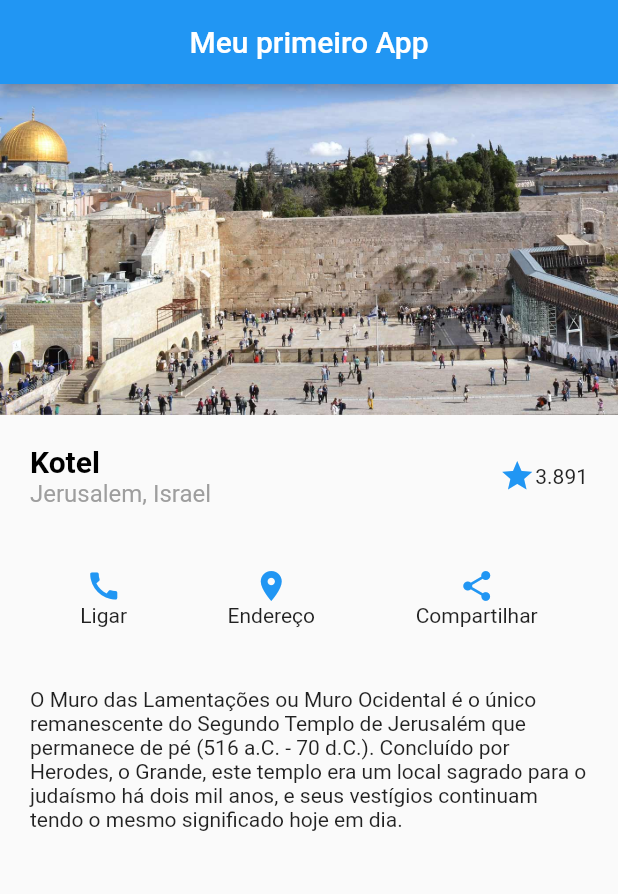
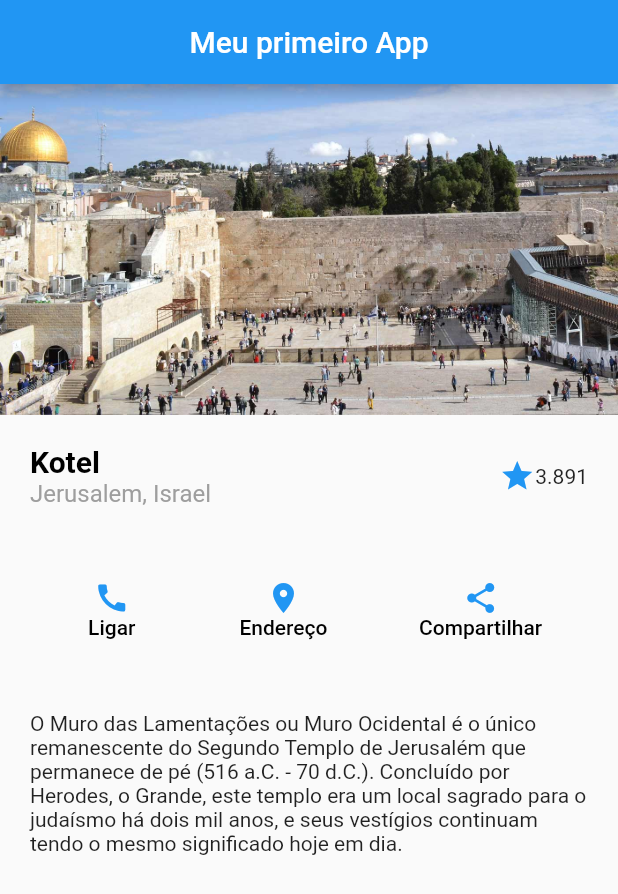
Before and after one commit to FelipeSaadi/flutter-first-project, a Flutter app: the screen it shows after launch, on a phone screen of 412 x 824 dp. Shown: the top 894 px of the screen. Run offline on Flutter 3.47's test engine with Material 2 defaults, Android fonts, the phone set to English and light mode, and no system bars.

Commit message:
feat: change icons with text to buttons

```diff
--- a/lib/main.dart
+++ b/lib/main.dart
@@ -66,35 +66,53 @@ class App extends StatelessWidget {
             ),
             Container(
               margin: const EdgeInsets.all(20),
-              child: const Row(
+              child: Row(
                 mainAxisAlignment: MainAxisAlignment.spaceAround,
                 children: [
-                  Column(
+                  TextButton(
+                    onPressed: () => "Ligar",
+                    child: const Column(
                       children: [
                         Icon(
                           Icons.call,
                           color: Colors.blue,
                         ),
-                      Text("Ligar"),
+                        Text(
+                          "Ligar",
+                          style: TextStyle(color: Colors.black),
+                        ),
                       ],
                     ),
-                  Column(
+                  ),
+                  TextButton(
+                    onPressed: () => "Pegar endereço",
+                    child: const Column(
                       children: [
                         Icon(
                           Icons.place,
                           color: Colors.blue,
                         ),
-                      Text("Endereço"),
+                        Text(
+                          "Endereço",
+                          style: TextStyle(color: Colors.black),
+                        ),
                       ],
                     ),
-                  Column(
+                  ),
+                  TextButton(
+                    onPressed: () => "Compartilhar",
+                    child: const Column(
                       children: [
                         Icon(
                           Icons.share,
                           color: Colors.blue,
                         ),
-                      Text("Compartilhar"),
+                        Text(
+                          "Compartilhar",
+                          style: TextStyle(color: Colors.black),
+                        ),
                       ],
+                    ),
                   ),
                 ],
               ),
```
Lines whose indentation alone changed are shown as unchanged.
